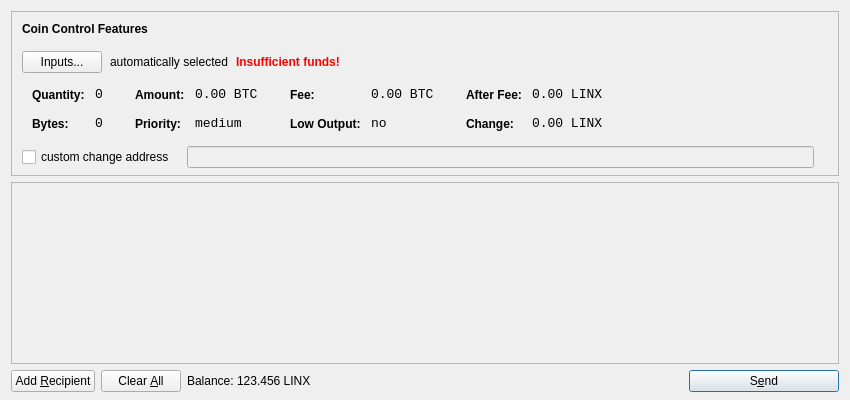
This is src/qt/forms/sendcoinsdialog.ui in linX-project/linX as Qt 5 draws it before an edit. The edited form follows.
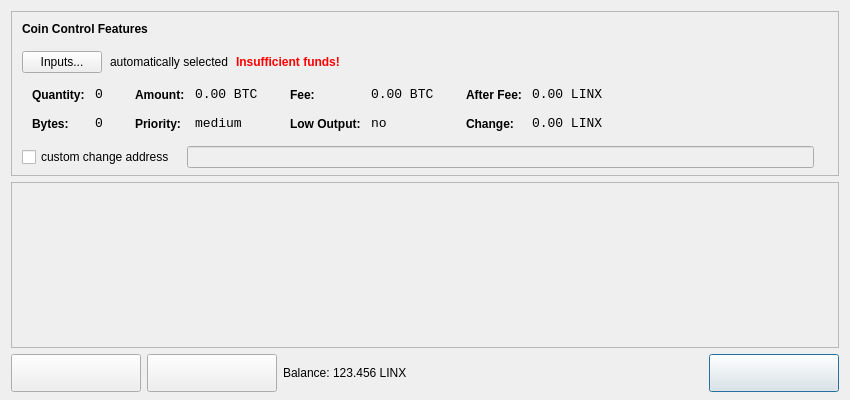
This is the edited form. Icons and pictures are not drawn.

What changed in the file:
```diff
--- a/src/qt/forms/sendcoinsdialog.ui
+++ b/src/qt/forms/sendcoinsdialog.ui
@@ -626,7 +626,7 @@
         <x>0</x>
         <y>0</y>
         <width>830</width>
-        <height>165</height>
+        <height>158</height>
        </rect>
       </property>
       <layout class="QVBoxLayout" name="verticalLayout_2">
@@ -661,15 +661,17 @@
     <layout class="QHBoxLayout" name="horizontalLayout">
      <item>
       <widget class="QPushButton" name="addButton">
+       <property name="minimumSize">
+        <size>
+         <width>130</width>
+         <height>38</height>
+        </size>
+       </property>
        <property name="toolTip">
         <string>Send to multiple recipients at once</string>
        </property>
        <property name="text">
-        <string>Add &amp;Recipient</string>
-       </property>
-       <property name="icon">
-        <iconset resource="../bitcoin.qrc">
-         <normaloff>:/icons/add</normaloff>:/icons/add</iconset>
+        <string/>
        </property>
        <property name="autoDefault">
         <bool>false</bool>
@@ -684,16 +686,15 @@
          <verstretch>0</verstretch>
         </sizepolicy>
        </property>
+       <property name="minimumSize">
+        <size>
+         <width>130</width>
+         <height>38</height>
+        </size>
+       </property>
        <property name="toolTip">
         <string>Remove all transaction fields</string>
        </property>
-       <property name="text">
-        <string>Clear &amp;All</string>
-       </property>
-       <property name="icon">
-        <iconset resource="../bitcoin.qrc">
-         <normaloff>:/icons/remove</normaloff>:/icons/remove</iconset>
-       </property>
        <property name="autoRepeatDelay">
         <number>300</number>
        </property>
@@ -746,20 +747,13 @@
       <widget class="QPushButton" name="sendButton">
        <property name="minimumSize">
         <size>
-         <width>150</width>
-         <height>0</height>
+         <width>130</width>
+         <height>38</height>
         </size>
        </property>
        <property name="toolTip">
         <string>Confirm the send action</string>
        </property>
-       <property name="text">
-        <string>S&amp;end</string>
-       </property>
-       <property name="icon">
-        <iconset resource="../bitcoin.qrc">
-         <normaloff>:/icons/send</normaloff>:/icons/send</iconset>
-       </property>
        <property name="default">
         <bool>true</bool>
        </property>
```
Left out of the diff: 28 changed lines with no effect on the pictures.
